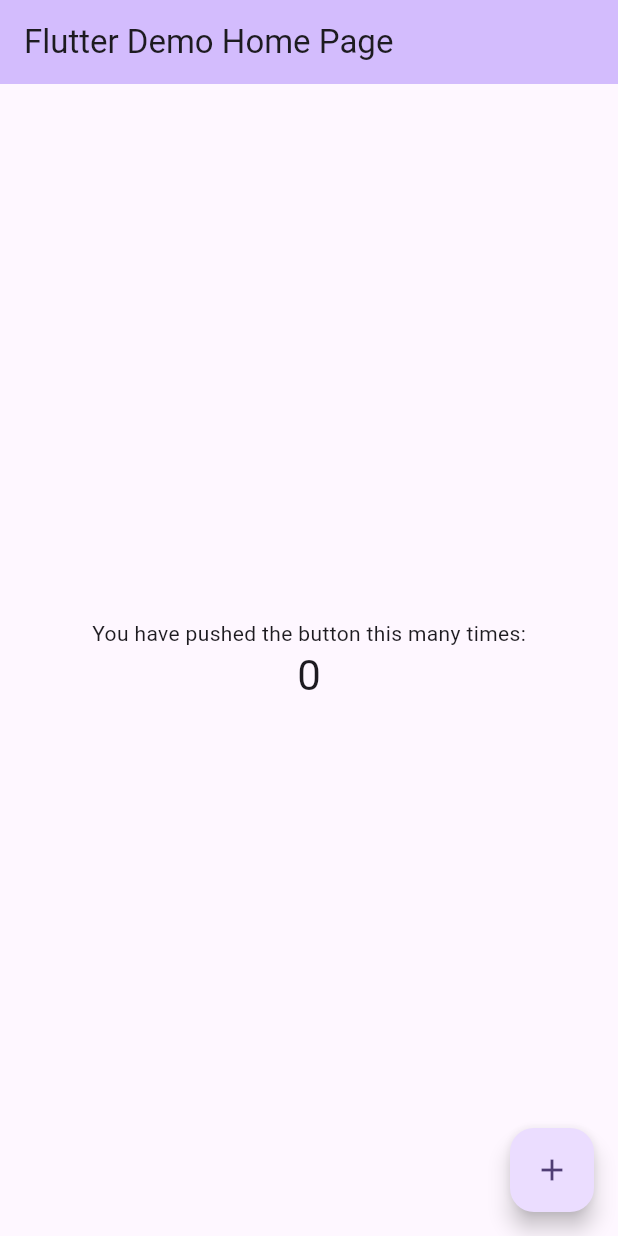
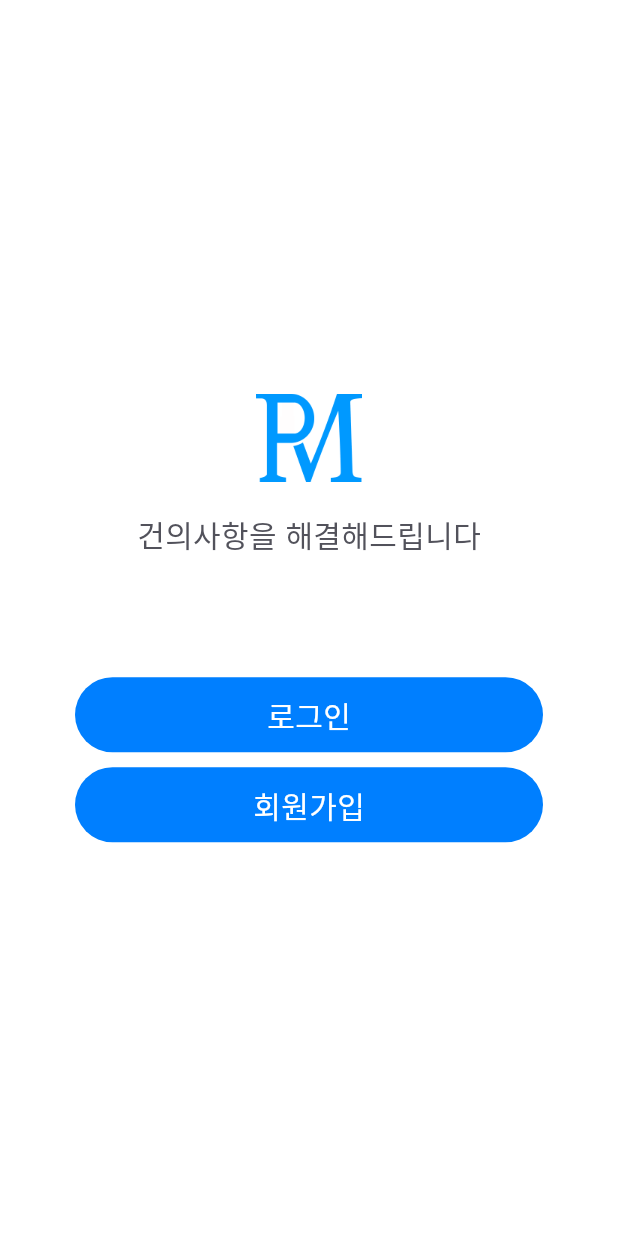
Before and after one commit to nonamed-plyma/Plyma_Flutter, a Flutter app: the screen it shows after launch, on a phone screen of 412 x 824 dp. Run offline on Flutter 3.47's test engine with Material 3 defaults, Android fonts, the phone set to English and light mode, and no system bars.

Commit message:
📑 :: [#5] 온보딩 뷰 추가

```diff
--- a/lib/main.dart
+++ b/lib/main.dart
@@ -1,4 +1,7 @@
 import 'package:flutter/material.dart';
+import 'package:plyma/common/component/plyma_button.dart';
+import 'package:plyma/common/component/plyma_text_style.dart';
+import 'package:plyma/common/const/plyma_colors.dart';
 
 void main() {
   runApp(const MyApp());
@@ -7,119 +10,50 @@ void main() {
 class MyApp extends StatelessWidget {
   const MyApp({super.key});
 
-  // This widget is the root of your application.
   @override
   Widget build(BuildContext context) {
-    return MaterialApp(
-      title: 'Flutter Demo',
-      theme: ThemeData(
-        // This is the theme of your application.
-        //
-        // TRY THIS: Try running your application with "flutter run". You'll see
-        // the application has a purple toolbar. Then, without quitting the app,
-        // try changing the seedColor in the colorScheme below to Colors.green
-        // and then invoke "hot reload" (save your changes or press the "hot
-        // reload" button in a Flutter-supported IDE, or press "r" if you used
-        // the command line to start the app).
-        //
-        // Notice that the counter didn't reset back to zero; the application
-        // state is not lost during the reload. To reset the state, use hot
-        // restart instead.
-        //
-        // This works for code too, not just values: Most code changes can be
-        // tested with just a hot reload.
-        colorScheme: ColorScheme.fromSeed(seedColor: Colors.deepPurple),
-        useMaterial3: true,
-      ),
-      home: const MyHomePage(title: 'Flutter Demo Home Page'),
+    return const MaterialApp(
+      debugShowCheckedModeBanner: false,
+      home: OnBoardingScreen(),
     );
   }
 }
 
-class MyHomePage extends StatefulWidget {
-  const MyHomePage({super.key, required this.title});
-
-  // This widget is the home page of your application. It is stateful, meaning
-  // that it has a State object (defined below) that contains fields that affect
-  // how it looks.
-
-  // This class is the configuration for the state. It holds the values (in this
-  // case the title) provided by the parent (in this case the App widget) and
-  // used by the build method of the State. Fields in a Widget subclass are
-  // always marked "final".
-
-  final String title;
-
-  @override
-  State<MyHomePage> createState() => _MyHomePageState();
-}
-
-class _MyHomePageState extends State<MyHomePage> {
-  int _counter = 0;
-
-  void _incrementCounter() {
-    setState(() {
-      // This call to setState tells the Flutter framework that something has
-      // changed in this State, which causes it to rerun the build method below
-      // so that the display can reflect the updated values. If we changed
-      // _counter without calling setState(), then the build method would not be
-      // called again, and so nothing would appear to happen.
-      _counter++;
-    });
-  }
+class OnBoardingScreen extends StatelessWidget {
+  const OnBoardingScreen({super.key});
 
   @override
   Widget build(BuildContext context) {
-    // This method is rerun every time setState is called, for instance as done
-    // by the _incrementCounter method above.
-    //
-    // The Flutter framework has been optimized to make rerunning build methods
-    // fast, so that you can just rebuild anything that needs updating rather
-    // than having to individually change instances of widgets.
+    final textStyle = PlymaTextStyle();
+
     return Scaffold(
-      appBar: AppBar(
-        // TRY THIS: Try changing the color here to a specific color (to
-        // Colors.amber, perhaps?) and trigger a hot reload to see the AppBar
-        // change color while the other colors stay the same.
-        backgroundColor: Theme.of(context).colorScheme.inversePrimary,
-        // Here we take the value from the MyHomePage object that was created by
-        // the App.build method, and use it to set our appbar title.
-        title: Text(widget.title),
-      ),
-      body: Center(
-        // Center is a layout widget. It takes a single child and positions it
-        // in the middle of the parent.
-        child: Column(
-          // Column is also a layout widget. It takes a list of children and
-          // arranges them vertically. By default, it sizes itself to fit its
-          // children horizontally, and tries to be as tall as its parent.
-          //
-          // Column has various properties to control how it sizes itself and
-          // how it positions its children. Here we use mainAxisAlignment to
-          // center the children vertically; the main axis here is the vertical
-          // axis because Columns are vertical (the cross axis would be
-          // horizontal).
-          //
-          // TRY THIS: Invoke "debug painting" (choose the "Toggle Debug Paint"
-          // action in the IDE, or press "p" in the console), to see the
-          // wireframe for each widget.
-          mainAxisAlignment: MainAxisAlignment.center,
-          children: <Widget>[
-            const Text(
-              'You have pushed the button this many times:',
+      backgroundColor: Colors.white,
+      body: SafeArea(
+        child: Center(
+          child: Padding(
+            padding: const EdgeInsets.symmetric(horizontal: 50),
+            child: Column(
+              mainAxisAlignment: MainAxisAlignment.center,
+              children: [
+                Image.asset(
+                  'assets/images/Plyma_logo.png',
+                  height: 59,
+                  width: 71,
+                ),
+                const SizedBox(height: 20),
+                Text(
+                  '건의사항을 해결해드립니다',
+                  style: textStyle.loading(color: PlymaColors.gray600),
+                ),
+                const SizedBox(height: 80),
+                LoginButton(onTap: () {}, text: '로그인'),
+                const SizedBox(height: 10),
+                LoginButton(onTap: () {}, text: '회원가입'),
+              ],
             ),
-            Text(
-              '$_counter',
-              style: Theme.of(context).textTheme.headlineMedium,
-            ),
-          ],
+          ),
         ),
       ),
-      floatingActionButton: FloatingActionButton(
-        onPressed: _incrementCounter,
-        tooltip: 'Increment',
-        child: const Icon(Icons.add),
-      ), // This trailing comma makes auto-formatting nicer for build methods.
     );
   }
 }
```
